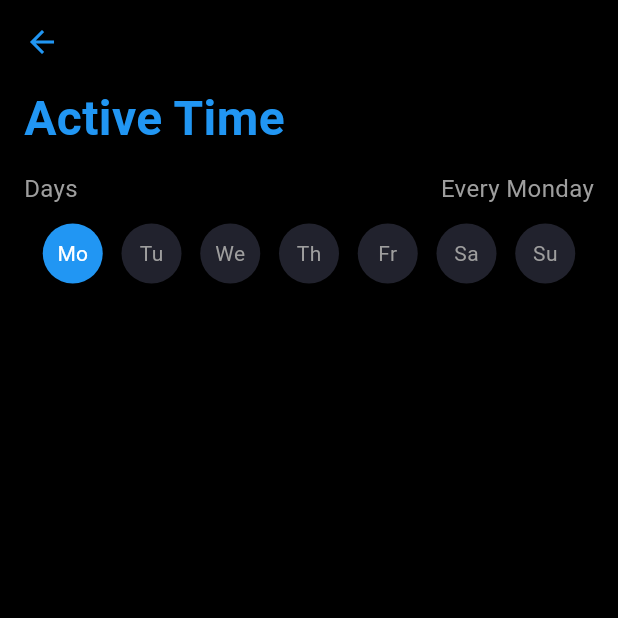
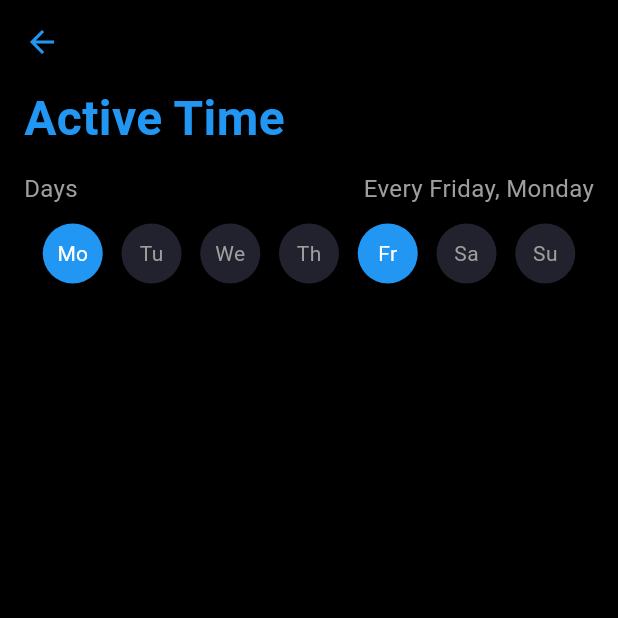
Before and after one commit to spiritoftime/check-app-plugin, a Flutter app: the TimeLimit screen opened by its route, after a tap on "Mo", on a phone screen of 412 x 824 dp, the top half of it. Run offline on Flutter 3.47's test engine with Material 3 defaults, Android fonts, the phone set to English and light mode, and no system bars; our stand-ins replace accordion, bloc, buttons_tabbar, carousel_slider, equatable, flutter_bloc and 4 more; missing offline and left inert: flutter_background_service, flutter_background_service_android, overlay_pop_up.

Commit message:
make day_row

```diff
--- a/example/lib/features/create_block/models/day/day.dart
+++ /dev/null
@@ -1,17 +0,0 @@
-import 'package:json_annotation/json_annotation.dart';
-
-part 'day.g.dart';
-
-enum Days { monday, tuesday, wednesday, thursday, friday, saturday, sunday }
-
-@JsonSerializable()
-class Day {
-  final Days name;
-
-  Day({
-    required this.name,
-  });
-
-  factory Day.fromJson(Map<dynamic, dynamic> json) => _$DayFromJson(json);
-  Map<dynamic, dynamic> toJson() => _$DayToJson(this);
-}
--- /dev/null
+++ b/example/lib/features/create_time/models/day/day.dart
@@ -0,0 +1,38 @@
+import 'package:json_annotation/json_annotation.dart';
+
+part 'day.g.dart';
+
+enum Days { monday, tuesday, wednesday, thursday, friday, saturday, sunday }
+
+extension DaysExtension on Days {
+  String get day {
+    switch (this) {
+      case Days.monday:
+        return 'Monday';
+      case Days.tuesday:
+        return 'Tuesday';
+      case Days.wednesday:
+        return 'Wednesday';
+      case Days.thursday:
+        return 'Thursday';
+      case Days.friday:
+        return 'Friday';
+      case Days.saturday:
+        return 'Saturday';
+      case Days.sunday:
+        return 'Sunday';
+    }
+  }
+}
+
+@JsonSerializable()
+class Day {
+  final Days name;
+
+  Day({
+    required this.name,
+  });
+
+  factory Day.fromJson(Map<dynamic, dynamic> json) => _$DayFromJson(json);
+  Map<dynamic, dynamic> toJson() => _$DayToJson(this);
+}
--- a/example/lib/features/create_time/models/time/time.dart
+++ b/example/lib/features/create_time/models/time/time.dart
@@ -1,5 +1,5 @@
-import 'package:checkapp_plugin_example/features/create_block/models/day/day.dart';
-import 'package:checkapp_plugin_example/features/create_block/models/timing/timing.dart';
+import 'package:checkapp_plugin_example/features/create_time/models/day/day.dart';
+import 'package:checkapp_plugin_example/features/create_time/models/timing/timing.dart';
 import 'package:json_annotation/json_annotation.dart';
 part 'time.g.dart';
 @JsonSerializable()
--- a/example/lib/features/create_time/widgets/day_row.dart
+++ b/example/lib/features/create_time/widgets/day_row.dart
@@ -1,3 +1,4 @@
+import 'package:checkapp_plugin_example/features/create_time/models/day/day.dart';
 import 'package:flutter/material.dart';
 import 'package:gap/gap.dart';
 
@@ -7,31 +8,8 @@ class DayRow extends StatefulWidget {
   State<DayRow> createState() => _DayRowState();
 }
 
-enum Days { monday, tuesday, wednesday, thursday, friday, saturday, sunday }
-
-extension DaysExtension on Days {
-  String get name {
-    switch (this) {
-      case Days.monday:
-        return 'Monday';
-      case Days.tuesday:
-        return 'Tuesday';
-      case Days.wednesday:
-        return 'Wednesday';
-      case Days.thursday:
-        return 'Thursday';
-      case Days.friday:
-        return 'Friday';
-      case Days.saturday:
-        return 'Saturday';
-      case Days.sunday:
-        return 'Sunday';
-    }
-  }
-}
-
 class _DayRowState extends State<DayRow> {
-  Days selectedDay = Days.friday;
+  List<Days> selectedDays = [Days.friday];
 
   @override
   Widget build(BuildContext context) {
@@ -44,10 +22,14 @@ class _DayRowState extends State<DayRow> {
                 "Days",
                 style: TextStyle(fontSize: 16, color: Colors.grey),
               ),
-              const Spacer(),
-              Text(
-                "Every ${selectedDay.name}",
-                style: const TextStyle(fontSize: 16, color: Colors.grey),
+              const Gap(16),
+              Expanded(
+                child: Wrap(alignment: WrapAlignment.end, children: [
+                  Text(
+                    "Every ${selectedDays.map((day) => day.day).join(", ")}",
+                    style: const TextStyle(fontSize: 16, color: Colors.grey),
+                  ),
+                ]),
               ),
             ],
           ),
@@ -55,10 +37,14 @@ class _DayRowState extends State<DayRow> {
           Row(
             mainAxisAlignment: MainAxisAlignment.spaceEvenly,
             children: Days.values
-                .map((day) => GestureDetector(
+                .map((Days day) => GestureDetector(
                       onTap: () {
                         setState(() {
-                          selectedDay = day;
+                          selectedDays.contains(day)
+                              ? selectedDays.length == 1
+                                  ? null
+                                  : selectedDays.remove(day)
+                              : selectedDays.add(day);
                         });
                       },
                       child: Container(
@@ -66,15 +52,15 @@ class _DayRowState extends State<DayRow> {
                         height: 40,
                         decoration: BoxDecoration(
                           shape: BoxShape.circle,
-                          color: selectedDay == day
+                          color: selectedDays.contains(day)
                               ? Colors.blue
                               : const Color(0xff21222D),
                         ),
                         child: Center(
                           child: Text(
-                            day.name.substring(0, 2),
+                            day.day.substring(0, 2),
                             style: TextStyle(
-                              color: selectedDay == day
+                              color: selectedDays.contains(day)
                                   ? Colors.white
                                   : Colors.grey,
                             ),
```
Also changed, not shown: example/lib/features/create_time/models/day/day.g.dart (renamed from example/lib/features/create_block/models/day/day.g.dart), example/lib/features/create_time/models/timing/timing.dart (renamed from example/lib/features/create_block/models/timing/timing.dart), example/lib/features/create_time/models/timing/timing.g.dart (renamed from example/lib/features/create_block/models/timing/timing.g.dart).
